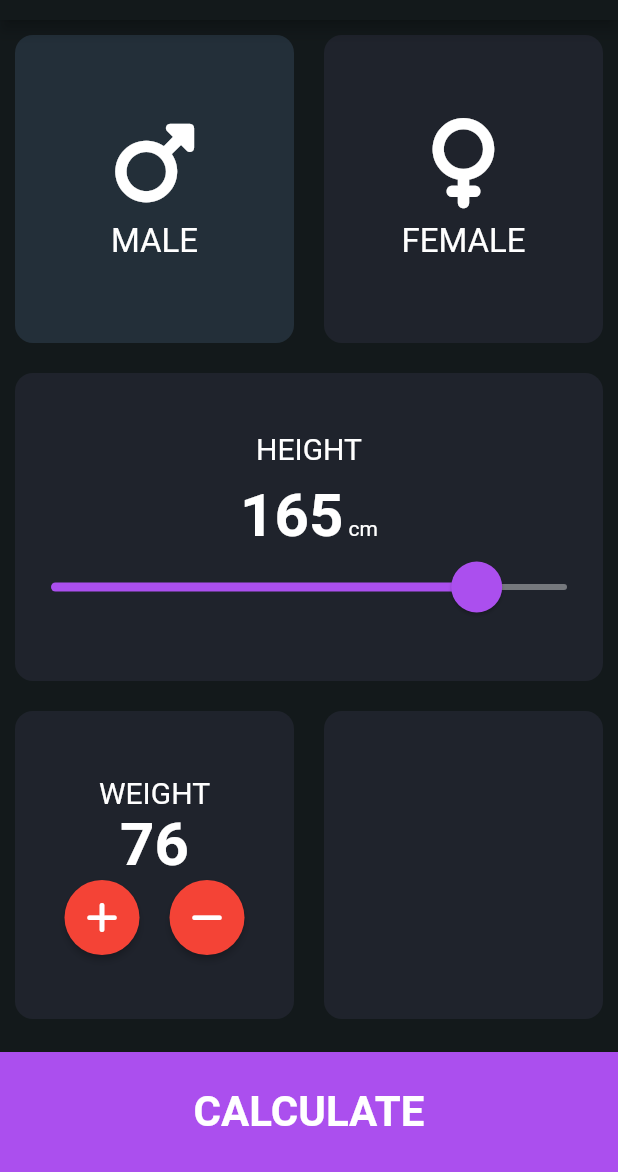
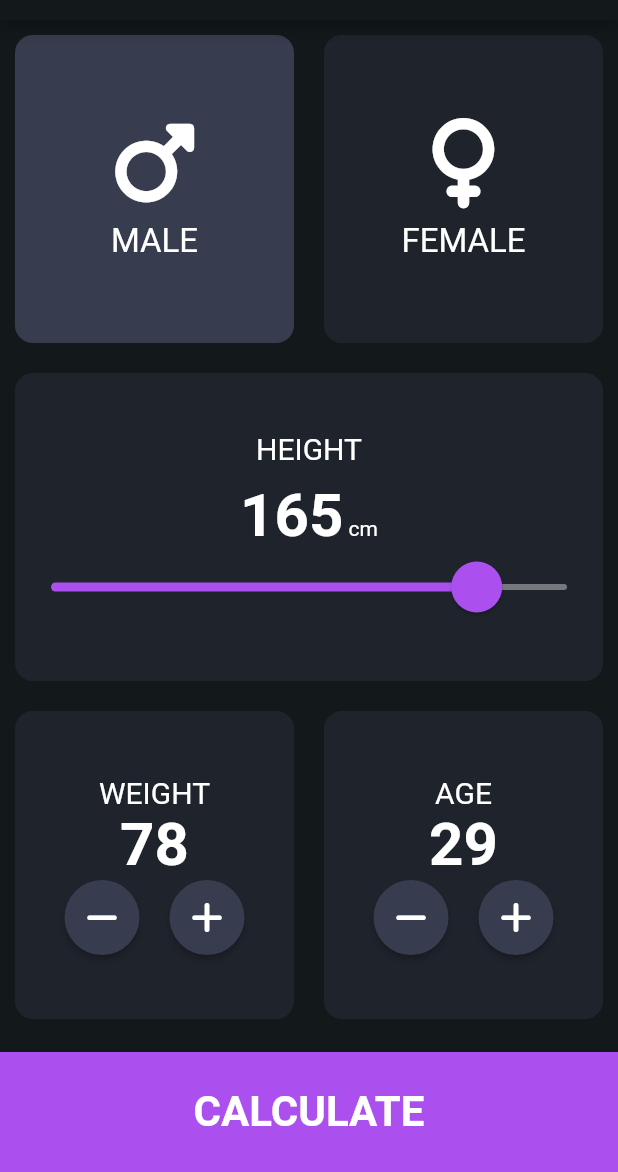
Before and after one commit to eeBarrionuevo/flutter_codigo5_bmi, a Flutter app: the screen it shows after launch, on a phone screen of 412 x 824 dp, the part 64-1236 px from its top. Run offline on Flutter 3.47's test engine with Material 2 defaults, Android fonts, the phone set to English and light mode, and no system bars; our stand-ins replace font_awesome_flutter.

Commit message:
RawMaterialButton 2

```diff
--- a/lib/pages/input_page.dart
+++ b/lib/pages/input_page.dart
@@ -2,7 +2,7 @@ import 'package:flutter/material.dart';
 import 'package:flutter_codigo5_bmi/widgets.dart';
 import 'package:font_awesome_flutter/font_awesome_flutter.dart';
 
-const kTapSelectedColor = Color(0xff232f39);
+const kTapSelectedColor = Color(0xff373d4e);
 const kCardColor = Color(0xff1F232C);
 const kPrimaryColor = Color(0xffAB4FEE);
 
@@ -21,6 +21,8 @@ class InputPage extends StatefulWidget {
 class _InputPageState extends State<InputPage> {
   Gender selectedOption = Gender.male;
   int height = 165;
+  int weight = 78;
+  int age = 29;
 
   @override
   Widget build(BuildContext context) {
@@ -134,7 +136,7 @@ class _InputPageState extends State<InputPage> {
                           ),
                         ),
                         Text(
-                          "76",
+                          weight.toString(),
                           style: TextStyle(
                             fontSize: 40.0,
                             fontWeight: FontWeight.bold,
@@ -145,20 +147,30 @@ class _InputPageState extends State<InputPage> {
                           children: [
                             RawMaterialButton(
                               shape: CircleBorder(),
-                              fillColor: Colors.red,
+                              fillColor: kTapSelectedColor,
                               constraints: BoxConstraints.tightFor(width: 50.0, height: 50.0),
-                              child: FaIcon(FontAwesomeIcons.plus),
-                              onPressed: () {},
+                              child: FaIcon(FontAwesomeIcons.minus),
+                              onPressed: () {
+                                weight--;
+                                setState(() {
+
+                                });
+                              },
                             ),
                             const SizedBox(
                               width: 20.0,
                             ),
                             RawMaterialButton(
                               shape: CircleBorder(),
-                              fillColor: Colors.red,
+                              fillColor: kTapSelectedColor,
                               constraints: BoxConstraints.tightFor(width: 50.0, height: 50.0),
-                              child: FaIcon(FontAwesomeIcons.minus),
-                              onPressed: () {},
+                              child: FaIcon(FontAwesomeIcons.plus),
+                              onPressed: () {
+                                weight++;
+                                setState(() {
+
+                                });
+                              },
                             ),
                           ],
                         ),
@@ -169,7 +181,56 @@ class _InputPageState extends State<InputPage> {
                 Expanded(
                   child: ReusableCard(
                     color: kCardColor,
-                    childCard: Container(),
+                    childCard: Column(
+                      mainAxisAlignment: MainAxisAlignment.center,
+                      children: [
+                        Text(
+                          "AGE",
+                          style: TextStyle(
+                            fontSize: 20.0,
+                          ),
+                        ),
+                        Text(
+                          age.toString(),
+                          style: TextStyle(
+                            fontSize: 40.0,
+                            fontWeight: FontWeight.bold,
+                          ),
+                        ),
+                        Row(
+                          mainAxisAlignment: MainAxisAlignment.center,
+                          children: [
+                            RawMaterialButton(
+                              shape: CircleBorder(),
+                              fillColor: kTapSelectedColor,
+                              constraints: BoxConstraints.tightFor(width: 50.0, height: 50.0),
+                              child: FaIcon(FontAwesomeIcons.minus),
+                              onPressed: () {
+                                age--;
+                                setState(() {
+
+                                });
+                              },
+                            ),
+                            const SizedBox(
+                              width: 20.0,
+                            ),
+                            RawMaterialButton(
+                              shape: CircleBorder(),
+                              fillColor: kTapSelectedColor,
+                              constraints: BoxConstraints.tightFor(width: 50.0, height: 50.0),
+                              child: FaIcon(FontAwesomeIcons.plus),
+                              onPressed: () {
+                                age++;
+                                setState(() {
+
+                                });
+                              },
+                            ),
+                          ],
+                        ),
+                      ],
+                    ),
                   ),
                 ),
               ],
```
